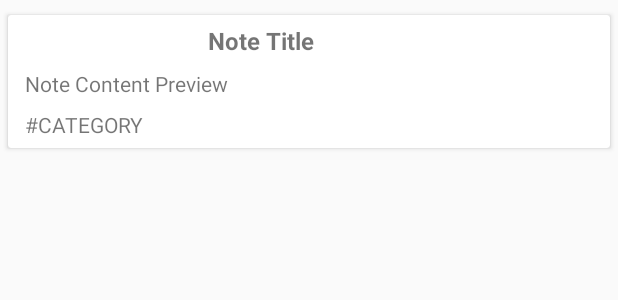
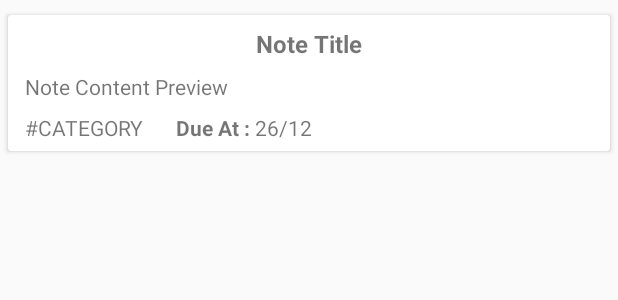
Before and after one commit to veedaisme/EasyNoteApp, an Android app: the layout card_note.xml on its own in the app's theme, with its tools: preview values and no code run, on a phone screen of 412 x 824 dp. Shown: the top 300 px of the screen. Run offline under Robolectric (Android 15) with nearby library versions, the phone set to English and light mode, and no system bars.

```diff
--- a/app/src/main/java/com/vibelous/iqbaaaaalf/easynoteskotlin/ui/adapter/NoteListAdapter.kt
+++ b/app/src/main/java/com/vibelous/iqbaaaaalf/easynoteskotlin/ui/adapter/NoteListAdapter.kt
@@ -11,7 +11,9 @@ import android.view.ViewGroup
 import android.widget.TextView
 import com.vibelous.iqbaaaaalf.easynoteskotlin.R
 import com.vibelous.iqbaaaaalf.easynoteskotlin.data.database.NoteEntity
+import java.text.SimpleDateFormat
 import java.util.logging.Handler
+import java.util.logging.SimpleFormatter
 
 /**
  * Created by iqbaaaaalf on 12/11/2017.
@@ -54,10 +56,15 @@ class NoteListAdapter() : RecyclerView.Adapter<NoteListAdapter.ViewHolder>() {
             val tvTitle: TextView = itemView.findViewById(R.id.tv_title)
             val tvNote: TextView = itemView.findViewById(R.id.tv_note)
             val tvCategory: TextView = itemView.findViewById(R.id.tv_category)
+            val tvDueDate: TextView = itemView.findViewById(R.id.tv_dueDate)
+
+            val sdf: SimpleDateFormat = SimpleDateFormat("dd/MM")
+            val dateString: String = sdf.format(items[position].dueAt)
 
             tvTitle.text = items[position].mTitle
             tvNote.text = items[position].mDescription
-            tvCategory.text = items[position].mCategory
+            tvCategory.text = "#"+ items[position].mCategory
+            tvDueDate.text = dateString
         }
     }
 
--- a/app/src/main/java/com/vibelous/iqbaaaaalf/easynoteskotlin/util/Util.kt
+++ b/app/src/main/java/com/vibelous/iqbaaaaalf/easynoteskotlin/util/Util.kt
@@ -13,8 +13,5 @@ class Util {
             calendar.add(Calendar.DATE, day)
             return calendar.time
         }
-
-        fun ClosedRange<Int>.random() =
-                Random().nextInt(endInclusive - start) +  start
     }
 }
--- a/app/src/main/res/layout/card_note.xml
+++ b/app/src/main/res/layout/card_note.xml
@@ -1,5 +1,6 @@
 <?xml version="1.0" encoding="utf-8"?>
-<layout xmlns:app="http://schemas.android.com/apk/res-auto"
+<layout xmlns:tools="http://schemas.android.com/tools"
+    xmlns:app="http://schemas.android.com/apk/res-auto"
     xmlns:android="http://schemas.android.com/apk/res/android"
     >
     <android.support.v7.widget.CardView
@@ -9,6 +10,7 @@
         android:layout_marginLeft="5dp"
         android:layout_marginRight="5dp"
         android:layout_marginTop="10dp"
+        android:layout_marginBottom="5dp"
         app:cardCornerRadius="2dp">
 
         <android.support.constraint.ConstraintLayout
@@ -19,8 +21,9 @@
                 android:id="@+id/tv_title"
                 android:layout_width="wrap_content"
                 android:layout_height="wrap_content"
-                android:layout_marginStart="128dp"
-                android:layout_marginTop="6dp"
+                android:layout_marginEnd="8dp"
+                android:layout_marginStart="8dp"
+                android:layout_marginTop="8dp"
                 android:ellipsize="end"
                 android:gravity="center"
                 android:maxLines="2"
@@ -29,6 +32,7 @@
                 android:text="Note Title"
                 android:textSize="16sp"
                 android:textStyle="bold"
+                app:layout_constraintEnd_toEndOf="parent"
                 app:layout_constraintStart_toStartOf="parent"
                 app:layout_constraintTop_toTopOf="parent" />
 
@@ -64,6 +68,31 @@
                 app:layout_constraintStart_toStartOf="parent"
                 app:layout_constraintTop_toBottomOf="@+id/tv_note" />
 
+            <TextView
+                android:id="@+id/tv_dueTitle"
+                android:layout_width="wrap_content"
+                android:layout_height="wrap_content"
+                android:layout_marginStart="16dp"
+                android:layout_marginTop="8dp"
+                android:text="Due At : "
+                android:textSize="14sp"
+                android:textStyle="bold"
+                app:layout_constraintStart_toEndOf="@+id/tv_category"
+                app:layout_constraintTop_toBottomOf="@+id/tv_note" />
+
+            <TextView
+                android:id="@+id/tv_dueDate"
+                android:layout_width="wrap_content"
+                android:layout_height="wrap_content"
+                android:layout_marginBottom="6dp"
+                android:layout_marginTop="8dp"
+                android:text="26/12"
+                android:textSize="14sp"
+                app:layout_constraintBottom_toBottomOf="parent"
+                app:layout_constraintStart_toEndOf="@+id/tv_dueTitle"
+                app:layout_constraintTop_toBottomOf="@+id/tv_note"
+                app:layout_constraintVertical_bias="1.0" />
+
         </android.support.constraint.ConstraintLayout>
 
     </android.support.v7.widget.CardView>
```
